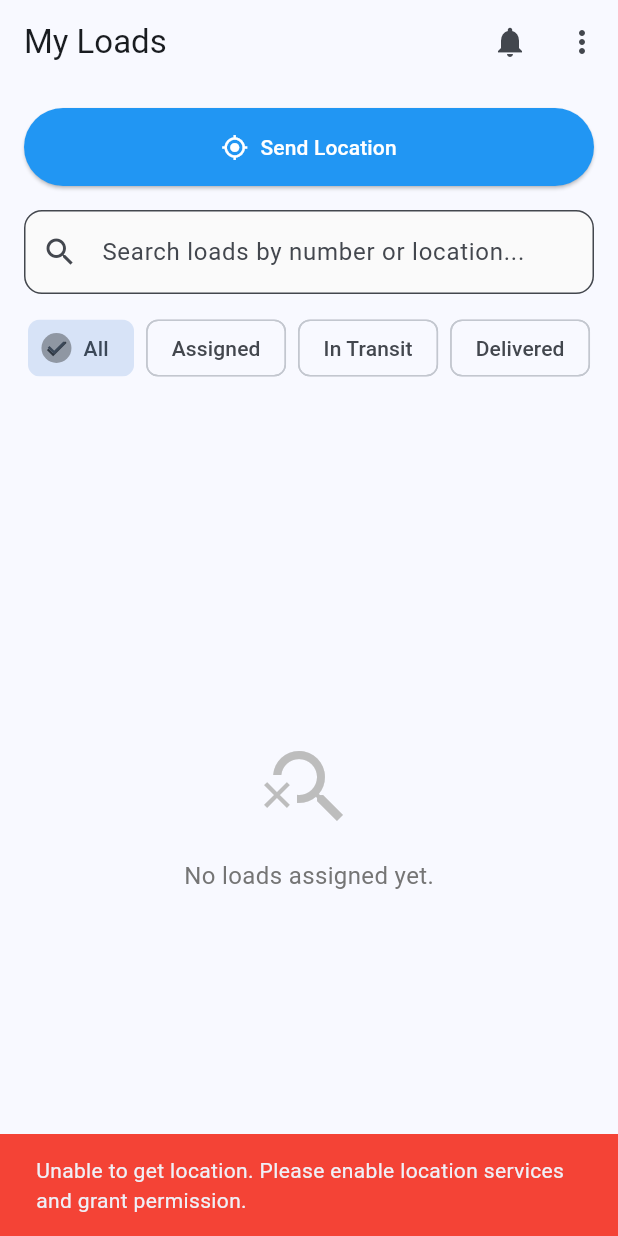
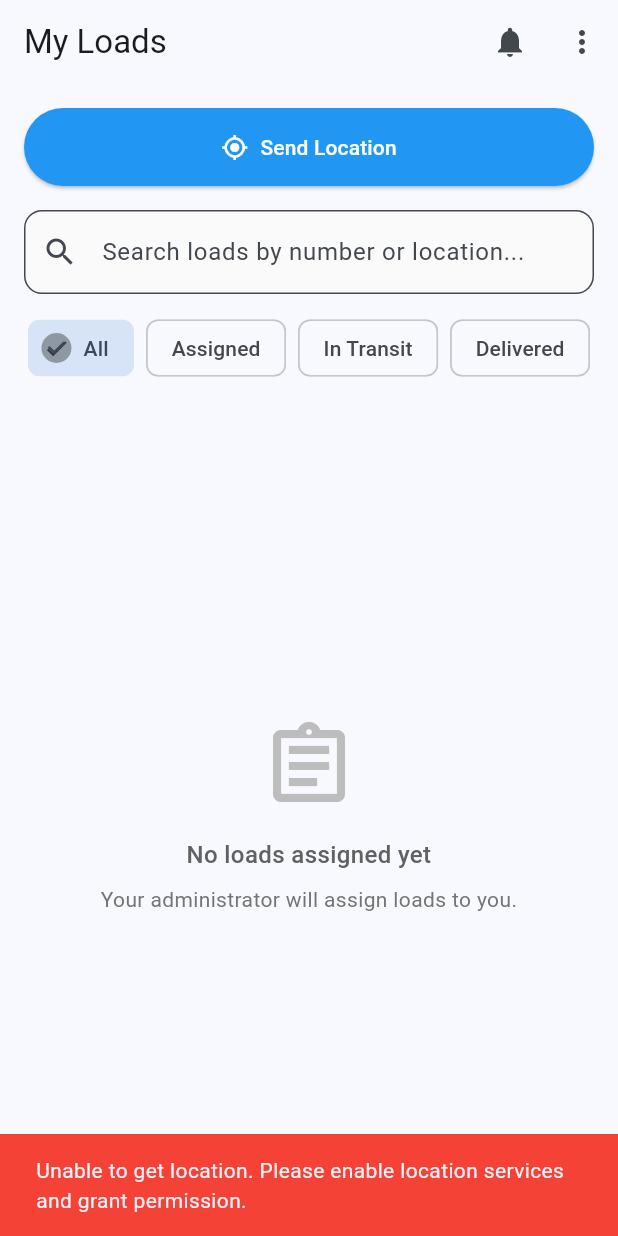
Before and after one commit to dukens11-create/gud, a Flutter app: the screen it shows once a user with an empty profile is signed in, after a tap on "Send Location", on a phone screen of 412 x 824 dp. Run offline on Flutter 3.47's test engine with Material 3 defaults, Android fonts, the phone set to English and light mode, and no system bars; our stand-ins replace cloud_firestore, csv, firebase_analytics, firebase_auth, firebase_core, firebase_crashlytics and 13 more; missing offline and left inert: firebase_app_check; accounts and stored records are empty.

Commit message:
Enhance driver load visibility with comprehensive error handling and debug logging
Co-authored-by: dukens11-create <249652828+dukens11-create@users.noreply.github.com>

```diff
--- a/lib/screens/driver/driver_home.dart
+++ b/lib/screens/driver/driver_home.dart
@@ -62,6 +62,7 @@ class _DriverHomeState extends State<DriverHome> {
   /// Get filtered loads using Firestore queries instead of in-memory filtering
   ///
   /// This method uses server-side filtering for better performance and scalability.
+  /// It queries Firestore with the authenticated driver's UID to show only their loads.
   ///
   /// **IMPORTANT**: Queries with status filter require a Firestore composite index.
   /// If you encounter an index error, follow these steps:
@@ -72,8 +73,15 @@ class _DriverHomeState extends State<DriverHome> {
   ///
   /// The required index is defined in firestore.indexes.json and can be deployed using:
   /// `firebase deploy --only firestore:indexes`
+  ///
+  /// **Debug Steps**:
+  /// 1. Check console logs starting with 🔍, 📊, or ❌ for query details
+  /// 2. Verify widget.driverId matches your Firebase Auth UID
+  /// 3. Verify status filter value (in_transit, not in-transit)
+  /// 4. Check Firestore console to see if loads exist with your driverId
+  /// 5. Verify Firestore security rules allow reading loads
   Stream<List<LoadModel>> _getFilteredLoads() {
-    print('🔍 Getting filtered loads - Status filter: $_statusFilter');
+    print('🔍 Getting filtered loads - Status filter: $_statusFilter, Driver ID: ${widget.driverId}');
 
     try {
       // Use Firestore query for status filtering (more efficient than in-memory)
@@ -82,7 +90,7 @@ class _DriverHomeState extends State<DriverHome> {
         return _firestoreService
             .streamDriverLoadsByStatus(
               driverId: widget.driverId,
-              status: _statusFilter,
+              status: $_statusFilter,
             )
             .map((loads) {
               print('✅ Received ${loads.length} loads from Firestore with status $_statusFilter');
@@ -90,11 +98,22 @@ class _DriverHomeState extends State<DriverHome> {
             })
             .handleError((error) {
               print('❌ Error in filtered loads stream: $error');
+
+              // Check for common error types
+              if (error.toString().contains('permission') || error.toString().contains('PERMISSION_DENIED')) {
+                print('⚠️  Permission error - driver may not have access to these loads');
+                print('   Check: Firestore rules allow driver ${widget.driverId} to read loads');
+              }
+              if (error.toString().contains('index')) {
+                print('⚠️  Index error - composite index may be missing or still building');
+                print('   Run: firebase deploy --only firestore:indexes');
+              }
+
               throw error;
             });
       } else {
         // For 'all' status, get all driver loads
-        print('📊 Using Firestore query for all loads');
+        print('📊 Using Firestore query for all loads (no status filter)');
         return _firestoreService
             .streamDriverLoads(widget.driverId)
             .map((loads) {
@@ -103,6 +122,16 @@ class _DriverHomeState extends State<DriverHome> {
             })
             .handleError((error) {
               print('❌ Error in all loads stream: $error');
+
+              // Check for common error types
+              if (error.toString().contains('permission') || error.toString().contains('PERMISSION_DENIED')) {
+                print('⚠️  Permission error - driver may not have access to these loads');
+                print('   Check: Firestore rules allow driver ${widget.driverId} to read loads');
+              }
+              if (error.toString().contains('index')) {
+                print('⚠️  Index error - composite index may be missing or still building');
+              }
+
               throw error;
             });
       }
@@ -680,10 +709,29 @@ class _DriverHomeState extends State<DriverHome> {
                 final loads = snapshot.data ?? [];
 
                 if (loads.isEmpty) {
-                  // Show different messages based on filters
-                  final message = _searchQuery.isNotEmpty || _statusFilter != 'all'
-                      ? 'No loads found matching your criteria'
-                      : 'No loads assigned yet.';
+                  // Show different messages based on filters with helpful debug info
+                  String message;
+                  String debugInfo = '';
+
+                  if (_searchQuery.isNotEmpty && _statusFilter != 'all') {
+                    message = 'No loads found matching your search and status filter';
+                    debugInfo = 'Try clearing the search or changing the status filter.';
+                  } else if (_searchQuery.isNotEmpty) {
+                    message = 'No loads found matching "$_searchQuery"';
+                    debugInfo = 'Try a different search term or clear the search.';
+                  } else if (_statusFilter != 'all') {
+                    message = 'No loads with status "$_statusFilter"';
+                    debugInfo = 'Loads with this status haven\'t been assigned yet.';
+                  } else {
+                    message = 'No loads assigned yet';
+                    debugInfo = 'Your administrator will assign loads to you.';
+                  }
+
+                  // Log empty state for debugging
+                  print('ℹ️  Empty state: $message');
+                  print('   Driver ID: ${widget.driverId}');
+                  print('   Status Filter: $_statusFilter');
+                  print('   Search Query: ${_searchQuery.isEmpty ? "(none)" : _searchQuery}');
 
                   return Center(
                     child: Semantics(
@@ -692,7 +740,7 @@ class _DriverHomeState extends State<DriverHome> {
                         mainAxisAlignment: MainAxisAlignment.center,
                         children: [
                           Icon(
-                            Icons.search_off,
+                            _searchQuery.isNotEmpty ? Icons.search_off : Icons.assignment_outlined,
                             size: 64,
                             color: Colors.grey.shade400,
                           ),
@@ -701,9 +749,25 @@ class _DriverHomeState extends State<DriverHome> {
                             message,
                             style: TextStyle(
                               fontSize: 16,
-                              color: Colors.grey.shade600,
+                              fontWeight: FontWeight.w500,
+                              color: Colors.grey.shade700,
                             ),
+                            textAlign: TextAlign.center,
                           ),
+                          if (debugInfo.isNotEmpty) ...[
+                            const SizedBox(height: 8),
+                            Padding(
+                              padding: const EdgeInsets.symmetric(horizontal: 32.0),
+                              child: Text(
+                                debugInfo,
+                                style: TextStyle(
+                                  fontSize: 14,
+                                  color: Colors.grey.shade600,
+                                ),
+                                textAlign: TextAlign.center,
+                              ),
+                            ),
+                          ],
                           if (_searchQuery.isNotEmpty || _statusFilter != 'all') ...[
                             const SizedBox(height: 16),
                             TextButton.icon(
--- a/lib/services/firestore_service.dart
+++ b/lib/services/firestore_service.dart
@@ -316,13 +316,31 @@ class FirestoreService {
   /// Returns only loads assigned to the specified driver,
   /// ordered by creation time (newest first)
   ///
-  /// Note: This query requires a composite index on:
-  /// - driverId (ascending)
-  /// - createdAt (descending)
+  /// **IMPORTANT**: This query filters by `driverId` matching the authenticated driver's UID.
+  /// Ensure that when assigning loads, the `driverId` field is set to the driver's Firebase Auth UID.
+  ///
+  /// **Required Firestore Index**:
+  /// - Collection: loads
+  /// - Fields:
+  ///   * driverId (Ascending)
+  ///   * createdAt (Descending)
+  ///
+  /// **Common Debug Steps**:
+  /// 1. Verify driver is authenticated: Check that _auth.currentUser is not null
+  /// 2. Check driverId matches: Ensure driverId parameter matches the Firebase Auth UID
+  /// 3. Verify loads exist: Check Firestore console for loads with matching driverId
+  /// 4. Check index status: Visit Firebase Console > Firestore > Indexes
+  /// 5. Review logs: Look for console output starting with 🔍, 📊, or ❌
+  ///
+  /// Parameters:
+  /// - [driverId]: The Firebase Auth UID of the driver (must match driverId field in loads)
   Stream<List<LoadModel>> streamDriverLoads(String driverId) {
     _requireAuth();
 
+    final currentUser = _auth.currentUser;
     print('🔍 Starting to stream loads for driver: $driverId');
+    print('   👤 Current authenticated user UID: ${currentUser?.uid}');
+    print('   🎯 Querying loads collection with filter: driverId == $driverId');
 
     try {
       return _db
@@ -332,9 +350,20 @@ class FirestoreService {
           .snapshots()
           .map((snapshot) {
             print('📊 Received ${snapshot.docs.length} load documents for driver $driverId');
+
+            if (snapshot.docs.isEmpty) {
+              print('ℹ️  No loads found for driver $driverId');
+              print('   💡 Debug tips:');
+              print('      1. Verify loads exist in Firestore with driverId = $driverId');
+              print('      2. Check that load assignment sets driverId to Firebase Auth UID');
+              print('      3. Ensure Firestore security rules allow driver to read their loads');
+            }
+
             return snapshot.docs.map((doc) {
               try {
-                return LoadModel.fromDoc(doc);
+                final load = LoadModel.fromDoc(doc);
+                print('   ✓ Load ${load.loadNumber}: status=${load.status}, driverId=${load.driverId}');
+                return load;
               } catch (e) {
                 print('❌ Error parsing load document ${doc.id}: $e');
                 rethrow;
@@ -347,6 +376,11 @@ class FirestoreService {
             if (error.toString().contains('index')) {
               print('⚠️  Firestore index required for query: driverId + createdAt');
               print('📝 Create index at: https://console.firebase.google.com/project/_/firestore/indexes');
+            }
+            // If this is a permission error, provide guidance
+            if (error.toString().contains('permission') || error.toString().contains('PERMISSION_DENIED')) {
+              print('⚠️  Permission denied - check Firestore security rules');
+              print('   Ensure rules allow: if resource.data.driverId == request.auth.uid');
             }
             throw error;
           });
@@ -361,23 +395,40 @@ class FirestoreService {
   /// Returns loads assigned to the specified driver with a specific status,
   /// ordered by creation time (newest first)
   ///
+  /// **IMPORTANT**: This query filters by `driverId` matching the authenticated driver's UID
+  /// AND by status. Ensure loads are assigned with the correct status values.
+  ///
   /// Parameters:
-  /// - [driverId]: Driver's unique identifier
-  /// - [status]: Load status to filter by ('assigned', 'in_transit', 'delivered')
+  /// - [driverId]: Driver's Firebase Auth UID (must match driverId field in loads)
+  /// - [status]: Load status to filter by. Valid values:
+  ///   * 'assigned' - Load assigned to driver but not started
+  ///   * 'in_transit' - Load currently being transported (NOTE: underscore, not hyphen!)
+  ///   * 'delivered' - Load has been delivered
+  ///   * 'completed' - Load fully completed
   ///
-  /// **IMPORTANT: This query requires a Firestore composite index**
+  /// **CRITICAL**: Status values MUST use underscores (in_transit), NOT hyphens (in-transit).
+  /// Using incorrect status values will result in no loads being returned.
   ///
-  /// If you encounter an index error at runtime, create the index immediately:
-  /// 1. Copy the index creation link from the error message
-  /// 2. Open it in your browser and click "Create Index"
-  /// 3. Wait for index to be built (usually takes a few minutes)
-  ///
-  /// Required index fields:
+  /// **Required Firestore Index**:
   /// - Collection: loads
-  /// - Fields:
+  /// - Fields (in order):
   ///   * driverId (Ascending)
   ///   * status (Ascending)
   ///   * createdAt (Descending)
+  ///
+  /// **Common Debug Steps**:
+  /// 1. Verify status value: Ensure using 'in_transit' not 'in-transit'
+  /// 2. Check driverId matches: Ensure driverId parameter matches Firebase Auth UID
+  /// 3. Verify loads exist: Check Firestore console for loads with matching driverId AND status
+  /// 4. Check index status: Visit Firebase Console > Firestore > Indexes
+  /// 5. Review logs: Look for console output showing query parameters and results
+  /// 6. Test with 'all' filter: If specific status fails, try the all loads query
+  ///
+  /// **If you encounter an index error**:
+  /// 1. Copy the index creation link from the error message
+  /// 2. Open it in your browser and click "Create Index"
+  /// 3. Wait for index to be built (usually 2-5 minutes)
+  /// 4. Alternatively: Run `firebase deploy --only firestore:indexes`
   ///
   /// Index creation URL (replace PROJECT_ID):
   /// https://console.firebase.google.com/project/PROJECT_ID/firestore/indexes
@@ -387,7 +438,17 @@ class FirestoreService {
   }) {
     _requireAuth();
 
+    final currentUser = _auth.currentUser;
     print('🔍 Starting to stream loads for driver: $driverId with status: $status');
+    print('   👤 Current authenticated user UID: ${currentUser?.uid}');
+    print('   🎯 Query filters: driverId == $driverId AND status == $status');
+    print('   ⚠️  Status value check: "${status}" (must use underscores, e.g., "in_transit")');
+
+    // Validate status value format
+    if (status.contains('-') && status != 'all') {
+      print('⚠️  WARNING: Status contains hyphen! This may cause no results.');
+      print('   Expected: "in_transit", Got: "$status"');
+    }
 
     try {
       return _db
@@ -401,15 +462,22 @@ class FirestoreService {
 
             if (snapshot.docs.isEmpty) {
               print('ℹ️  No loads found for driver $driverId with status $status');
+              print('   💡 Debug tips:');
+              print('      1. Verify loads exist in Firestore with driverId = $driverId AND status = $status');
+              print('      2. Check status value uses underscores (in_transit) not hyphens (in-transit)');
+              print('      3. Ensure load assignment sets correct status value');
+              print('      4. Verify Firestore security rules allow driver to read their loads');
+              print('      5. Check Firestore indexes are deployed and enabled');
             }
 
             return snapshot.docs.map((doc) {
               try {
                 final load = LoadModel.fromDoc(doc);
-                print('   ✓ Load ${load.loadNumber}: status=${load.status}, createdAt=${load.createdAt}');
+                print('   ✓ Load ${load.loadNumber}: status=${load.status}, driverId=${load.driverId}, createdAt=${load.createdAt}');
                 return load;
               } catch (e) {
                 print('❌ Error parsing load document ${doc.id}: $e');
+                print('   Document data: ${doc.data()}');
                 rethrow;
               }
             }).toList();
@@ -423,6 +491,14 @@ class FirestoreService {
               print(_getMissingIndexErrorMessage(driverId, status));
             }
 
+            // If this is a permission error, provide guidance
+            if (error.toString().contains('permission') || error.toString().contains('PERMISSION_DENIED')) {
+              print('⚠️  Permission denied - check Firestore security rules');
+              print('   Ensure rules allow: if resource.data.driverId == request.auth.uid');
+              print('   Current user UID: ${currentUser?.uid}');
+              print('   Query driverId: $driverId');
+            }
+
             throw error;
           });
     } catch (e) {
@@ -432,6 +508,9 @@ class FirestoreService {
   }
 
   /// Generate helpful error message for missing Firestore index
+  ///
+  /// Provides detailed troubleshooting steps when a composite index is required
+  /// but not available or not yet built in Firestore.
   String _getMissingIndexErrorMessage(String driverId, String status) {
     return '''
 ⚠️  FIRESTORE INDEX REQUIRED ⚠️
@@ -456,6 +535,12 @@ IMMEDIATE ACTION REQUIRED:
 
 Alternatively, the index may already be defined in firestore.indexes.json
 and just needs to be deployed using: firebase deploy --only firestore:indexes
+
+TROUBLESHOOTING:
+- If index exists but still failing: Wait 2-5 minutes for index to finish building
+- Check index status: Firebase Console > Firestore > Indexes
+- Verify index configuration matches exactly (field order matters!)
+- Ensure you're using correct status values (in_transit, not in-transit)
 ''';
   }
 
```
Also changed, not shown: 1 other file.
